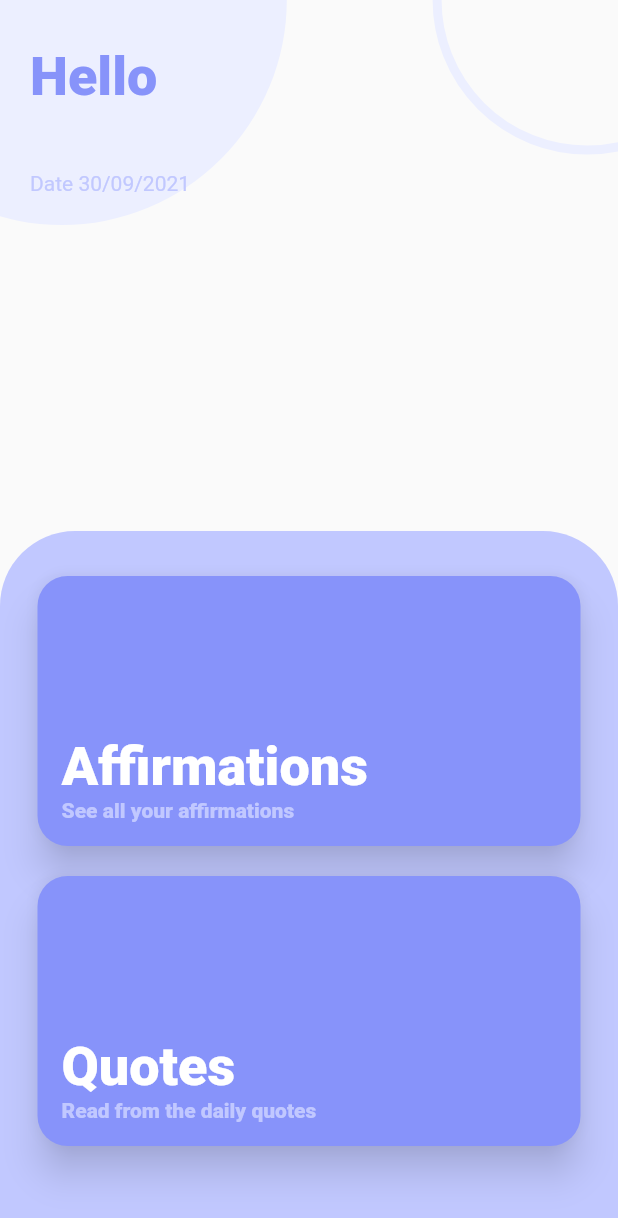
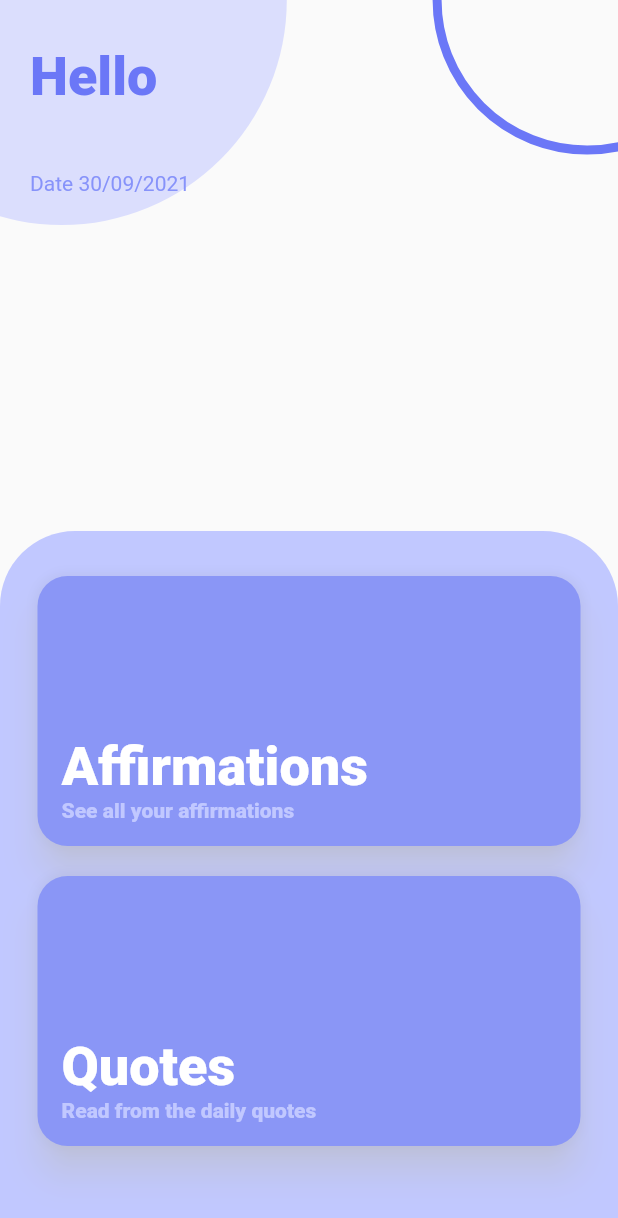
Before and after one commit to afemalecoder/affirmationgratitude, a Flutter app: the HomeScreen screen opened by its route, on a phone screen of 412 x 824 dp. Shown: the top 1218 px of the screen. Run offline on Flutter 3.47's test engine with Material 2 defaults, Android fonts, the phone set to English and light mode, and no system bars; our stand-ins replace cloud_firestore, firebase_auth, firebase_core, google_fonts, shared_preferences; accounts and stored records are empty; network calls fail.

Commit message:
theme related

```diff
--- a/lib/core/navigation/navigation.dart
+++ b/lib/core/navigation/navigation.dart
@@ -1,5 +1,6 @@
 library navigation;
 
+import 'package:affirmation_gratitude/core/theme/theme.dart';
 import 'package:affirmation_gratitude/screens/add_affirmation/add_affirmation.dart';
 import 'package:affirmation_gratitude/screens/home/home.dart';
 import 'package:affirmation_gratitude/screens/profile/profile.dart';
--- a/lib/core/theme/light_theme.dart
+++ b/lib/core/theme/light_theme.dart
@@ -1,28 +1,28 @@
 part of theme;
 
 final ThemeData lightThemeData = ThemeData(
-  primarySwatch: Colors.teal,
-  primaryColorDark: const Color.fromRGBO(0, 121, 107, 1.0),
+  primarySwatch: Colors.indigo,
+  primaryColorDark: const Color.fromRGBO(107, 119, 247, 1.0),
   textSelectionTheme: const TextSelectionThemeData(
-    cursorColor: Color.fromRGBO(0, 150, 136, 1.0),
+    cursorColor: Color.fromRGBO(255, 255, 255, 1.0),
   ),
   colorScheme: const ColorScheme(
     brightness: Brightness.light,
-    primary: Color.fromRGBO(0, 150, 136, 1.0),
-    primaryVariant: Color.fromRGBO(0, 121, 107, 1.0),
-    secondary: Color.fromRGBO(176, 190, 197, 1.0),
-    secondaryVariant: Color.fromRGBO(69, 90, 100, 1.0),
+    primary: Color.fromRGBO(107, 119, 247, 1.0),
+    primaryVariant: Color.fromRGBO(193, 200, 255, 1.0),
+    secondary: Color.fromRGBO(107, 119, 247, 1),
+    secondaryVariant: Color.fromRGBO(219, 222, 253, 1.0),
     background: Color.fromRGBO(255, 255, 255, 1.0),
-    surface: Color.fromRGBO(255, 255, 255, 1.0),
+    surface: Color.fromRGBO(138, 150, 246, 1.0),
     error: Color.fromRGBO(176, 0, 32, 1.0),
     onPrimary: Color.fromRGBO(255, 255, 255, 1.0),
-    onSecondary: Color.fromRGBO(0, 0, 0, 1.0),
-    onBackground: Color.fromRGBO(0, 0, 0, 1.0),
-    onSurface: Color.fromRGBO(0, 0, 0, 1.0),
+    onSecondary: Color.fromRGBO(255, 255, 255, 1.0),
+    onBackground: Color.fromRGBO(135, 147, 250, 1.0),
+    onSurface: Color.fromRGBO(255, 255, 255, 1.0),
     onError: Color.fromRGBO(255, 255, 255, 1.0),
   ),
   appBarTheme: const AppBarTheme(
-    color: Color.fromRGBO(0, 150, 136, 1.0),
+    color: Color.fromRGBO(107, 119, 247, 1.0),
   ),
   bottomSheetTheme: const BottomSheetThemeData(
     shape: RoundedRectangleBorder(
@@ -34,7 +34,7 @@ final ThemeData lightThemeData = ThemeData(
   ),
   cardTheme: CardTheme(
     elevation: 5.0,
-    shadowColor: Colors.white,
+    shadowColor: const Color(0xffffffff),
     margin: const EdgeInsets.symmetric(
       horizontal: 10.0,
       vertical: 5.0,
@@ -59,7 +59,7 @@ final ThemeData lightThemeData = ThemeData(
       borderRadius: BorderRadius.circular(_defaultRadius),
     ),
     foregroundColor: const Color.fromRGBO(255, 255, 255, 1.0),
-    backgroundColor: const Color.fromRGBO(0, 150, 136, 1.0),
+    backgroundColor: const Color.fromRGBO(107, 119, 247, 1.0),
   ),
   snackBarTheme: const SnackBarThemeData(
     behavior: SnackBarBehavior.floating,
--- a/lib/core/widgets/home_category_card.dart
+++ b/lib/core/widgets/home_category_card.dart
@@ -1,3 +1,4 @@
+import 'package:affirmation_gratitude/core/theme/theme.dart';
 import 'package:flutter/material.dart';
 
 class HomeCategoryCard extends StatelessWidget {
@@ -18,15 +19,15 @@ class HomeCategoryCard extends StatelessWidget {
       height: 200,
       width: double.infinity,
       child: Card(
-        color: const Color(0xff8793FA),
+        color: lightThemeData.colorScheme.surface,
         elevation: 10,
         margin: const EdgeInsets.symmetric(horizontal: 25, vertical: 10),
-        shadowColor: const Color(0xffC1C8FF),
+        shadowColor: lightThemeData.cardTheme.shadowColor,
         shape: RoundedRectangleBorder(
           borderRadius: BorderRadius.circular(20.0),
         ),
         child: InkWell(
-          splashColor: const Color(0xffC1C8FF),
+          splashColor: lightThemeData.colorScheme.primary,
           highlightColor: Colors.transparent,
           borderRadius: BorderRadius.circular(20),
           onTap: onTap,
--- a/lib/screens/affirmation/affirmation.dart
+++ b/lib/screens/affirmation/affirmation.dart
@@ -1,8 +1,10 @@
 library affirmation;
 
-import 'package:affirmation_gratitude/core/affirmation_operation.dart';
 import 'package:affirmation_gratitude/core/helpers/mood_helper.dart';
+import 'package:affirmation_gratitude/core/theme/theme.dart';
+import 'package:affirmation_gratitude/core/widgets/affirmation_app_bar.dart';
 import 'package:affirmation_gratitude/model/affirmation.dart';
+import 'package:affirmation_gratitude/services/affirmation_network.dart';
 import 'package:flutter/cupertino.dart';
 import 'package:flutter/material.dart';
 import 'package:intl/intl.dart';
--- a/lib/screens/affirmation/floating_button.dart
+++ b/lib/screens/affirmation/floating_button.dart
@@ -8,12 +8,12 @@ class FloatingButton extends StatelessWidget {
   @override
   Widget build(BuildContext context) {
     return FloatingActionButton(
-      backgroundColor: Colors.white,
+      backgroundColor: lightThemeData.floatingActionButtonTheme.backgroundColor,
       onPressed: () {},
-      child: const Icon(
+      child: Icon(
         Icons.add,
         size: 30,
-        color: Color(0xff464bbd),
+        color: lightThemeData.colorScheme.error,
       ),
     );
   }
--- a/lib/screens/home/home.dart
+++ b/lib/screens/home/home.dart
@@ -1,10 +1,12 @@
 library home;
 
+import 'package:affirmation_gratitude/core/theme/theme.dart';
 import 'package:affirmation_gratitude/core/widgets/home_category_card.dart';
 import 'package:affirmation_gratitude/screens/affirmation/affirmation.dart';
 import 'package:affirmation_gratitude/screens/quote/quote.dart';
 import 'package:firebase_auth/firebase_auth.dart';
 import 'package:flutter/cupertino.dart';
+import 'package:flutter/foundation.dart';
 import 'package:flutter/material.dart';
 import 'package:intl/intl.dart';
 
--- a/lib/screens/home/home_header.dart
+++ b/lib/screens/home/home_header.dart
@@ -17,16 +17,16 @@ class HomeHeader extends StatelessWidget {
               'Hello \n$username',
               maxLines: 2,
               overflow: TextOverflow.fade,
-              style: const TextStyle(
+              style: TextStyle(
                 fontSize: 36,
                 fontWeight: FontWeight.w900,
-                color: Color(0xff8793FA),
+                color: lightThemeData.colorScheme.primary,
               ),
             ),
             Text(
               'Date ${DateFormat('dd/MM/yyyy').format(DateTime.now())}',
-              style: const TextStyle(
-                color: Color(0xffC1C8FF),
+              style: TextStyle(
+                color: lightThemeData.colorScheme.onBackground,
               ),
             ),
           ],
--- a/lib/screens/home/home_overview.dart
+++ b/lib/screens/home/home_overview.dart
@@ -9,11 +9,11 @@ class HomeScreen extends StatelessWidget {
     final screenSize = MediaQuery.of(context).size;
     return SafeArea(
       child: Scaffold(
-        body: CustomPaint(
-          painter: _BackgroundCustomPaint(),
-          child: SizedBox(
-            height: screenSize.height,
-            width: screenSize.width,
+        body: SizedBox(
+          height: screenSize.height,
+          width: screenSize.width,
+          child: CustomPaint(
+            painter: _BackgroundCustomPaint(),
             child: Column(
               crossAxisAlignment: CrossAxisAlignment.start,
               children: <Widget>[
@@ -28,7 +28,7 @@ class HomeScreen extends StatelessWidget {
                       topRight: Radius.circular(50),
                     ),
                   ),
-                  color: const Color(0xffC1C8FF),
+                  color: lightThemeData.colorScheme.primaryVariant,
                   child: Padding(
                     padding: const EdgeInsets.only(top: 20, bottom: 50),
                     child: Column(
@@ -37,23 +37,26 @@ class HomeScreen extends StatelessWidget {
                           onTap: () {
                             Navigator.of(context).push(
                               MaterialPageRoute<void>(
-                                builder: (BuildContext context) =>
-                                    const AffirmationScreen(
+                                builder: (_) => const AffirmationScreen(
                                   showBackButton: true,
                                 ),
                               ),
                             );
                           },
                           title: 'Affirmations',
-                          subtitle: 'See all your affirmations',
+                          subtitle: 'See all your affirmations',
                         ),
                         HomeCategoryCard(
                           onTap: () {
-                            Navigator.of(context)
-                                .pushNamed(QuoteScreen.routeName);
+                            Navigator.of(context).push(
+                              MaterialPageRoute(
+                                builder: (_) =>
+                                    QuoteScreen(showBackButton: true),
+                              ),
+                            );
                           },
                           title: 'Quotes',
-                          subtitle: 'Read from the daily quotes',
+                          subtitle: 'Read from the daily quotes',
                         ),
                       ],
                     ),
```
Also changed, not shown: lib/core/navigation/navigator_bar.dart (+8 -7 lines), lib/core/theme/dark_theme.dart (+13 -13 lines), lib/screens/affirmation/affirmation_card.dart (+8 -7 lines), lib/screens/affirmation/affirmation_screen.dart (+6 -70 lines), lib/screens/home/background.dart (+4 -3 lines).
